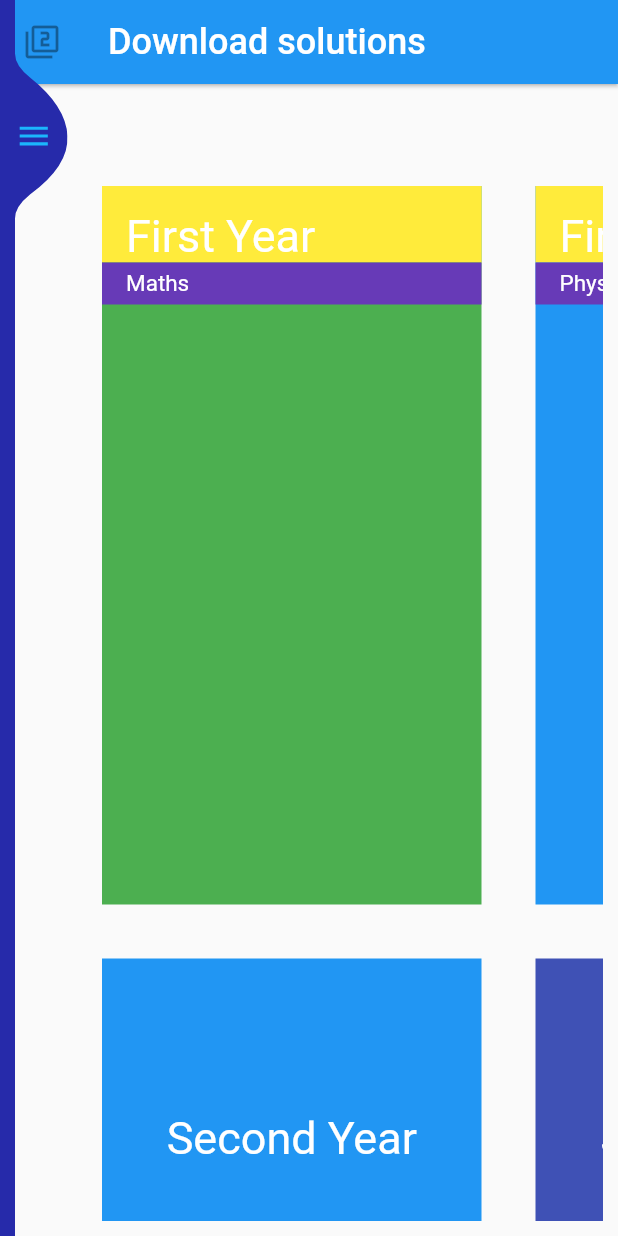
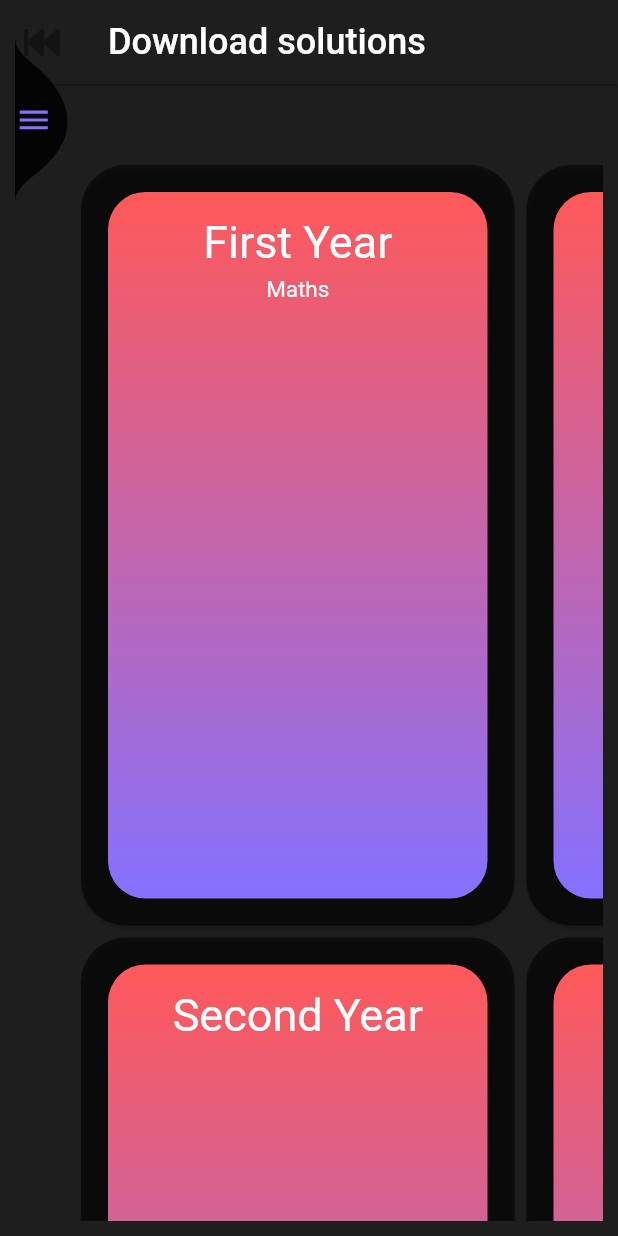
Before and after one commit to axactstudios/solve_case_flutter, a Flutter app: the SideBarLayout screen opened directly, on a phone screen of 412 x 824 dp. Run offline on Flutter 3.47's test engine with Material 2 defaults, Android fonts, the phone set to English and light mode, and no system bars; our stand-ins replace bloc, firebase_auth, flutter_bloc, font_awesome_flutter, rxdart, splashscreen; accounts and stored records are empty.

Commit message:
design add ons

```diff
--- a/lib/create_login.dart
+++ b/lib/create_login.dart
@@ -18,7 +18,7 @@ class _CreateLoginState extends State<CreateLogin> {
     _auth
         .createUserWithEmailAndPassword(email: email, password: pw)
         .then((authResult) {
-      Navigator.push(context, MaterialPageRoute(builder: (context) {
+      Navigator.pushReplacement(context, MaterialPageRoute(builder: (context) {
         return new MaterialApp(
           theme: ThemeData(
             scaffoldBackgroundColor: Colors.white,
--- a/lib/pages/homepage.dart
+++ b/lib/pages/homepage.dart
@@ -44,6 +44,7 @@ class HomePage extends StatelessWidget
   @override
   Widget build(BuildContext context) {
     return Scaffold(
+      backgroundColor: Color.fromARGB(255, 30, 30, 30),
       appBar: MainAppBar(
         layoutGroup: layoutGroup,
         layoutType: LayoutType.nested,
@@ -68,11 +69,11 @@ class HomePage extends StatelessWidget
 
   Widget _buildHorizontalList({int parentIndex}) {
     var colors = [
-      Colors.green,
-      Colors.blue,
-      Colors.indigo,
-      Colors.red,
-      Colors.orange
+      Colors.black87,
+      Colors.black87,
+      Colors.black87,
+      Colors.black87,
+      Colors.black87
     ];
     double height = 515.0;
     double width = 289.0;
@@ -107,20 +108,20 @@ class HomePage extends StatelessWidget
             }),
       );
     } else {
-      return SizedBox(
-        height: height,
-        child: ListView.builder(
-            scrollDirection: Axis.horizontal,
-            itemCount: 5,
-            itemBuilder: (BuildContext content, int index) {
-              return _buildItem3(
-                index: index + 1,
-                color: colors[(parentIndex + index) % colors.length],
-                parentHeight: height,
-                parentWidth: width,
-              );
-            }),
-      );
+//      return SizedBox(
+//        height: height,
+//        child: ListView.builder(
+//            scrollDirection: Axis.horizontal,
+//            itemCount: 5,
+//            itemBuilder: (BuildContext content, int index) {
+//              return _buildItem3(
+//                index: index + 1,
+//                color: colors[(parentIndex + index) % colors.length],
+//                parentHeight: height,
+//                parentWidth: width,
+//              );
+//            }),
+//      );
     }
   }
 
@@ -141,34 +142,57 @@ class HomePage extends StatelessWidget
     } else if (index == 5) {
       subject = "Workshop";
     }
-    return Container(
+    return Card(
+      shape: RoundedRectangleBorder(borderRadius: BorderRadius.circular(30.0)),
+      color: Colors.black54,
+      child: Container(
         padding: EdgeInsets.all(edgeSize),
         child: SizedBox(
           width: itemWidth,
           height: itemHeight,
           child: Container(
             alignment: AlignmentDirectional.center,
-          color: color,
+            decoration: BoxDecoration(
+                gradient: LinearGradient(
+                  begin: Alignment.topCenter,
+                  end: Alignment.bottomCenter,
+                  colors: [
+                    Color.fromRGBO(255, 89, 89, 1.0),
+                    Color.fromRGBO(133, 113, 255, 1.0),
+                  ],
+                ),
+                borderRadius: BorderRadius.circular(25.0)),
             child: Column(
               children: <Widget>[
                 Container(
-                color: Colors.yellow,
+                  decoration: BoxDecoration(
+                      borderRadius: BorderRadius.only(
+                          topLeft: Radius.circular(25.0),
+                          topRight: Radius.circular(25.0))),
                   width: parentWidth,
                   child: Padding(
                     padding: const EdgeInsets.fromLTRB(16, 16, 16, 0),
                     child: Text(
                       'First Year',
+                      textAlign: TextAlign.center,
                       style: TextStyle(fontSize: 30.0, color: Colors.white),
                     ),
                   ),
                 ),
+//                SizedBox(
+//                  height: 10.0,
+//                ),
                 Container(
-                color: Colors.deepPurple,
+                  decoration: BoxDecoration(
+                      borderRadius: BorderRadius.only(
+                          bottomLeft: Radius.circular(25.0),
+                          bottomRight: Radius.circular(25.0))),
                   width: parentWidth,
                   child: Padding(
                     padding: const EdgeInsets.fromLTRB(16, 5, 16, 5),
                     child: Text(
                       '$subject',
+                      textAlign: TextAlign.center,
                       style: TextStyle(fontSize: 15.0, color: Colors.white),
                     ),
                   ),
@@ -177,6 +201,7 @@ class HomePage extends StatelessWidget
 //                child: _buildContactList(),
 //              )
               ],
+            ),
           ),
         ),
       ),
@@ -189,54 +214,64 @@ class HomePage extends StatelessWidget
     double itemWidth = parentWidth - edgeSize * 2.0;
     double itemHeight = parentHeight - edgeSize * 2.0;
 
-    return Container(
+    return Card(
+      shape: RoundedRectangleBorder(borderRadius: BorderRadius.circular(30.0)),
+      color: Colors.black54,
+      child: Container(
         padding: EdgeInsets.all(edgeSize),
         child: SizedBox(
           width: itemWidth,
           height: itemHeight,
           child: Container(
-          alignment: AlignmentDirectional.center,
-          color: color,
-          child: Column(
-            mainAxisAlignment: MainAxisAlignment.spaceAround,
-            children: <Widget>[
-              Text(
+            decoration: BoxDecoration(
+                gradient: LinearGradient(
+                  begin: Alignment.topCenter,
+                  end: Alignment.bottomCenter,
+                  colors: [
+                    Color.fromRGBO(255, 89, 89, 1.0),
+                    Color.fromRGBO(133, 113, 255, 1.0),
+                  ],
+                ),
+                borderRadius: BorderRadius.only(
+                    topLeft: Radius.circular(25.0),
+                    topRight: Radius.circular(25.0))),
+            width: parentWidth,
+            child: Padding(
+              padding: const EdgeInsets.fromLTRB(16, 16, 16, 0),
+              child: Text(
                 'Second Year',
+                textAlign: TextAlign.center,
                 style: TextStyle(fontSize: 30.0, color: Colors.white),
               ),
-              Text(
-                'Second Year',
-                style: TextStyle(fontSize: 30.0, color: Colors.white),
             ),
-            ],
           ),
         ),
       ),
     );
   }
 
-  Widget _buildItem3(
-      {int index, Color color, double parentHeight, double parentWidth}) {
-    double edgeSize = 18.0;
-    double itemWidth = parentWidth - edgeSize * 2.0;
-    double itemHeight = parentHeight - edgeSize * 2.0;
-
-    return Container(
-      padding: EdgeInsets.all(edgeSize),
-      child: SizedBox(
-        width: itemWidth,
-        height: itemHeight,
-        child: Container(
-          alignment: AlignmentDirectional.center,
-          color: color,
-          child: Text(
-            'Third Year',
-            style: TextStyle(fontSize: 72.0, color: Colors.white),
-          ),
-        ),
-      ),
-    );
-  }
+//  Widget _buildItem3(
+//      {int index, Color color, double parentHeight, double parentWidth}) {
+//    double edgeSize = 18.0;
+//    double itemWidth = parentWidth - edgeSize * 2.0;
+//    double itemHeight = parentHeight - edgeSize * 2.0;
+//
+//    return Container(
+//      padding: EdgeInsets.all(edgeSize),
+//      child: SizedBox(
+//        width: itemWidth,
+//        height: itemHeight,
+//        child: Container(
+//          alignment: AlignmentDirectional.center,
+//          color: color,
+//          child: Text(
+//            'Coming Soon',
+//            style: TextStyle(fontSize: 72.0, color: Colors.white),
+//          ),
+//        ),
+//      ),
+//    );
+//  }
 
 //  Widget _buildContactList() {
 //    return ListView.builder(
--- a/lib/pages/main_app_bar.dart
+++ b/lib/pages/main_app_bar.dart
@@ -1,4 +1,5 @@
 import 'package:flutter/material.dart';
+import 'package:font_awesome_flutter/font_awesome_flutter.dart';
 import 'package:solvecaseflutter/layout_type.dart';
 
 class MainAppBar extends AppBar {
@@ -10,17 +11,16 @@ class MainAppBar extends AppBar {
   }) : super(
           leading: IconButton(
             icon: Icon(layoutGroup == LayoutGroup.nonScrollable
-                ? Icons.filter_1
-                : Icons.filter_2),
+                ? FontAwesomeIcons.fastForward
+                : FontAwesomeIcons.fastBackward),
             onPressed: onLayoutToggle,
           ),
           title: Text(
             'Download solutions',
             style: TextStyle(
-              fontWeight: FontWeight.w500,
-              fontSize: 24,
-            ),
+                fontWeight: FontWeight.w500, fontSize: 24, color: Colors.white),
           ),
+          backgroundColor: Color.fromARGB(255, 30, 30, 30),
           elevation: 1.0,
           bottom: bottom,
         );
--- a/lib/sidebar/menu_item.dart
+++ b/lib/sidebar/menu_item.dart
@@ -18,7 +18,7 @@ class MenuItem extends StatelessWidget {
           children: <Widget>[
             Icon(
               icon,
-              color: Colors.cyan,
+              color: Color.fromRGBO(133, 113, 255, 1.0),
               size: 30,
             ),
             SizedBox(
--- a/lib/sidebar/sidebar.dart
+++ b/lib/sidebar/sidebar.dart
@@ -2,6 +2,7 @@ import 'dart:async';
 
 import 'package:flutter/material.dart';
 import 'package:flutter_bloc/flutter_bloc.dart';
+import 'package:font_awesome_flutter/font_awesome_flutter.dart';
 import 'package:rxdart/rxdart.dart';
 
 import '../bloc.navigation_bloc/navigation_bloc.dart';
@@ -70,7 +71,7 @@ class _SideBarState extends State<SideBar>
               Expanded(
                 child: Container(
                   padding: const EdgeInsets.symmetric(horizontal: 20),
-                  color: const Color(0xFF262AAA),
+                  color: const Color.fromARGB(255, 30, 30, 30),
                   child: Column(
                     children: <Widget>[
                       SizedBox(
@@ -78,7 +79,7 @@ class _SideBarState extends State<SideBar>
                       ),
                       ListTile(
                         title: Text(
-                          "Aviral",
+                          "solve-case",
                           style: TextStyle(
                               color: Colors.white,
                               fontSize: 30,
@@ -87,17 +88,17 @@ class _SideBarState extends State<SideBar>
                         subtitle: Text(
                           "axactstudios@gmail.com",
                           style: TextStyle(
-                            color: Color(0xFF1BB5FD),
+                            color: Color.fromRGBO(133, 113, 255, 1.0),
                             fontSize: 18,
                           ),
                         ),
-                        leading: CircleAvatar(
-                          child: Icon(
-                            Icons.perm_identity,
-                            color: Colors.white,
-                          ),
-                          radius: 40,
-                        ),
+//                        leading: CircleAvatar(
+//                          child: Icon(
+//                            Icons.perm_identity,
+//                            color: Colors.white,
+//                          ),
+//                          radius: 40,
+//                        ),
                       ),
                       Divider(
                         height: 64,
@@ -107,7 +108,7 @@ class _SideBarState extends State<SideBar>
                         endIndent: 32,
                       ),
                       MenuItem(
-                        icon: Icons.home,
+                        icon: FontAwesomeIcons.home,
                         title: "Home",
                         onTap: () {
                           onIconPressed();
@@ -116,7 +117,7 @@ class _SideBarState extends State<SideBar>
                         },
                       ),
                       MenuItem(
-                        icon: Icons.video_library,
+                        icon: FontAwesomeIcons.youtubeSquare,
                         title: "Video Lectures",
                         onTap: () {
                           onIconPressed();
@@ -125,7 +126,7 @@ class _SideBarState extends State<SideBar>
                         },
                       ),
                       MenuItem(
-                        icon: Icons.library_books,
+                        icon: FontAwesomeIcons.book,
                         title: "Study Material",
                         onTap: () {
                           onIconPressed();
@@ -139,8 +140,17 @@ class _SideBarState extends State<SideBar>
 //                      ),
 
                       MenuItem(
-                        icon: Icons.developer_mode,
-                        title: "Top Contricutors",
+                        icon: FontAwesomeIcons.handsHelping,
+                        title: "Top Contributors",
+                        onTap: () {
+                          onIconPressed();
+                          BlocProvider.of<NavigationBloc>(context).add(
+                              NavigationEvents.TopContributorsClickedEvent);
+                        },
+                      ),
+                      MenuItem(
+                        icon: FontAwesomeIcons.share,
+                        title: "Share",
                         onTap: () {
                           onIconPressed();
                           BlocProvider.of<NavigationBloc>(context).add(
@@ -155,7 +165,7 @@ class _SideBarState extends State<SideBar>
                         endIndent: 32,
                       ),
                       MenuItem(
-                        icon: Icons.library_books,
+                        icon: FontAwesomeIcons.whatsapp,
                         title: "Contact Us",
                         onTap: () {
                           onIconPressed();
@@ -164,7 +174,7 @@ class _SideBarState extends State<SideBar>
                         },
                       ),
                       MenuItem(
-                        icon: Icons.library_books,
+                        icon: FontAwesomeIcons.code,
                         title: "Developed By",
                         onTap: () {
                           onIconPressed();
@@ -177,7 +187,7 @@ class _SideBarState extends State<SideBar>
                 ),
               ),
               Align(
-                alignment: Alignment(0, -0.9),
+                alignment: Alignment(0, -0.93),
                 child: GestureDetector(
                   onTap: () {
                     onIconPressed();
@@ -187,12 +197,12 @@ class _SideBarState extends State<SideBar>
                     child: Container(
                       width: 35,
                       height: 110,
-                      color: Color(0xFF262AAA),
+                      color: Colors.black87,
                       alignment: Alignment.centerLeft,
                       child: AnimatedIcon(
                         progress: _animationController.view,
                         icon: AnimatedIcons.menu_close,
-                        color: Color(0xFF1BB5FD),
+                        color: Color.fromRGBO(133, 113, 255, 1.0),
                         size: 25,
                       ),
                     ),
```
Also changed, not shown: pubspec.lock, 1 other file. Lines whose indentation alone changed are shown as unchanged.
